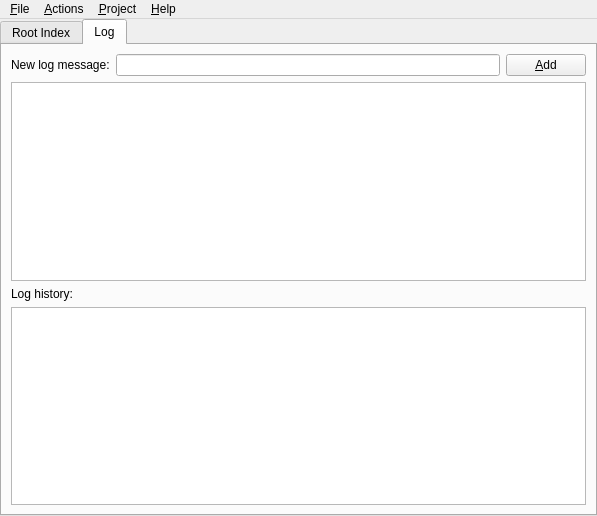
This is forms/mainwindow.ui in skriticos/nelia1 as Qt 5 draws it before an edit. The edited form follows.
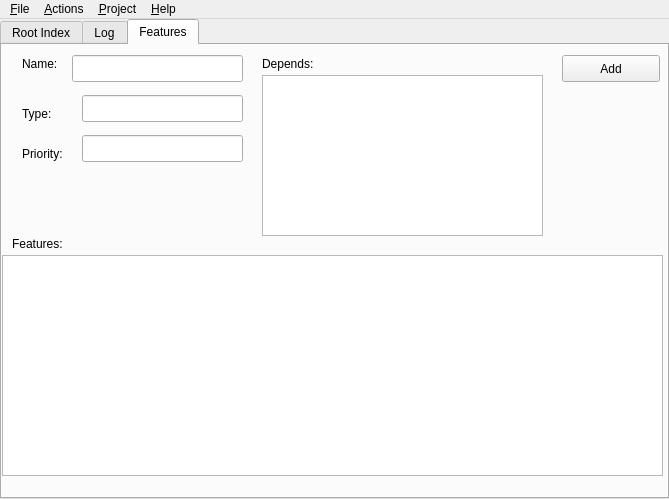
This is the edited form.

Commit message: Added a new form (draft) for features

```diff
--- a/forms/mainwindow.ui
+++ b/forms/mainwindow.ui
@@ -6,8 +6,8 @@
    <rect>
     <x>0</x>
     <y>0</y>
-    <width>597</width>
-    <height>516</height>
+    <width>669</width>
+    <height>499</height>
    </rect>
   </property>
   <property name="windowTitle">
@@ -27,7 +27,7 @@
        <enum>QTabWidget::Rounded</enum>
       </property>
       <property name="currentIndex">
-       <number>1</number>
+       <number>2</number>
       </property>
       <property name="iconSize">
        <size>
@@ -133,6 +133,151 @@
         </item>
        </layout>
       </widget>
+      <widget class="QWidget" name="tab_features">
+       <attribute name="title">
+        <string>Features</string>
+       </attribute>
+       <widget class="QTableView" name="tableView">
+        <property name="geometry">
+         <rect>
+          <x>0</x>
+          <y>210</y>
+          <width>661</width>
+          <height>221</height>
+         </rect>
+        </property>
+        <property name="editTriggers">
+         <set>QAbstractItemView::NoEditTriggers</set>
+        </property>
+        <property name="selectionMode">
+         <enum>QAbstractItemView::SingleSelection</enum>
+        </property>
+        <property name="selectionBehavior">
+         <enum>QAbstractItemView::SelectRows</enum>
+        </property>
+        <property name="sortingEnabled">
+         <bool>true</bool>
+        </property>
+       </widget>
+       <widget class="QLabel" name="label_3">
+        <property name="geometry">
+         <rect>
+          <x>10</x>
+          <y>190</y>
+          <width>101</width>
+          <height>17</height>
+         </rect>
+        </property>
+        <property name="text">
+         <string>Features:</string>
+        </property>
+       </widget>
+       <widget class="QLabel" name="label_4">
+        <property name="geometry">
+         <rect>
+          <x>20</x>
+          <y>10</y>
+          <width>66</width>
+          <height>17</height>
+         </rect>
+        </property>
+        <property name="text">
+         <string>Name:</string>
+        </property>
+       </widget>
+       <widget class="QLineEdit" name="lineEdit">
+        <property name="geometry">
+         <rect>
+          <x>70</x>
+          <y>10</y>
+          <width>171</width>
+          <height>27</height>
+         </rect>
+        </property>
+       </widget>
+       <widget class="QLabel" name="label_5">
+        <property name="geometry">
+         <rect>
+          <x>20</x>
+          <y>60</y>
+          <width>41</width>
+          <height>17</height>
+         </rect>
+        </property>
+        <property name="text">
+         <string>Type:</string>
+        </property>
+       </widget>
+       <widget class="QLineEdit" name="lineEdit_2">
+        <property name="geometry">
+         <rect>
+          <x>80</x>
+          <y>50</y>
+          <width>161</width>
+          <height>27</height>
+         </rect>
+        </property>
+       </widget>
+       <widget class="QPushButton" name="pushButton">
+        <property name="geometry">
+         <rect>
+          <x>560</x>
+          <y>10</y>
+          <width>98</width>
+          <height>27</height>
+         </rect>
+        </property>
+        <property name="text">
+         <string>Add</string>
+        </property>
+       </widget>
+       <widget class="QLabel" name="label_6">
+        <property name="geometry">
+         <rect>
+          <x>20</x>
+          <y>100</y>
+          <width>66</width>
+          <height>17</height>
+         </rect>
+        </property>
+        <property name="text">
+         <string>Priority:</string>
+        </property>
+       </widget>
+       <widget class="QLineEdit" name="lineEdit_3">
+        <property name="geometry">
+         <rect>
+          <x>80</x>
+          <y>90</y>
+          <width>161</width>
+          <height>27</height>
+         </rect>
+        </property>
+       </widget>
+       <widget class="QLabel" name="label_7">
+        <property name="geometry">
+         <rect>
+          <x>260</x>
+          <y>10</y>
+          <width>71</width>
+          <height>17</height>
+         </rect>
+        </property>
+        <property name="text">
+         <string>Depends:</string>
+        </property>
+       </widget>
+       <widget class="QListView" name="listView">
+        <property name="geometry">
+         <rect>
+          <x>260</x>
+          <y>30</y>
+          <width>281</width>
+          <height>161</height>
+         </rect>
+        </property>
+       </widget>
+      </widget>
      </widget>
     </item>
    </layout>
@@ -142,7 +287,7 @@
     <rect>
      <x>0</x>
      <y>0</y>
-     <width>597</width>
+     <width>669</width>
      <height>25</height>
     </rect>
    </property>
```
Left out of the diff: 6 changed lines with no effect on the pictures.
